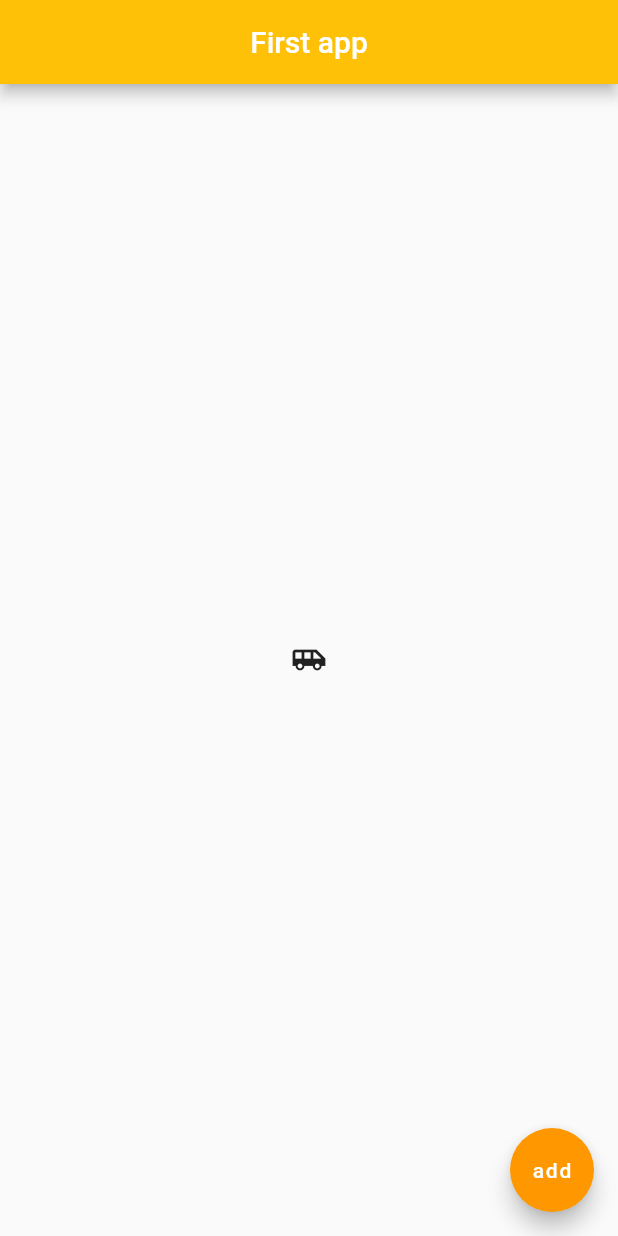
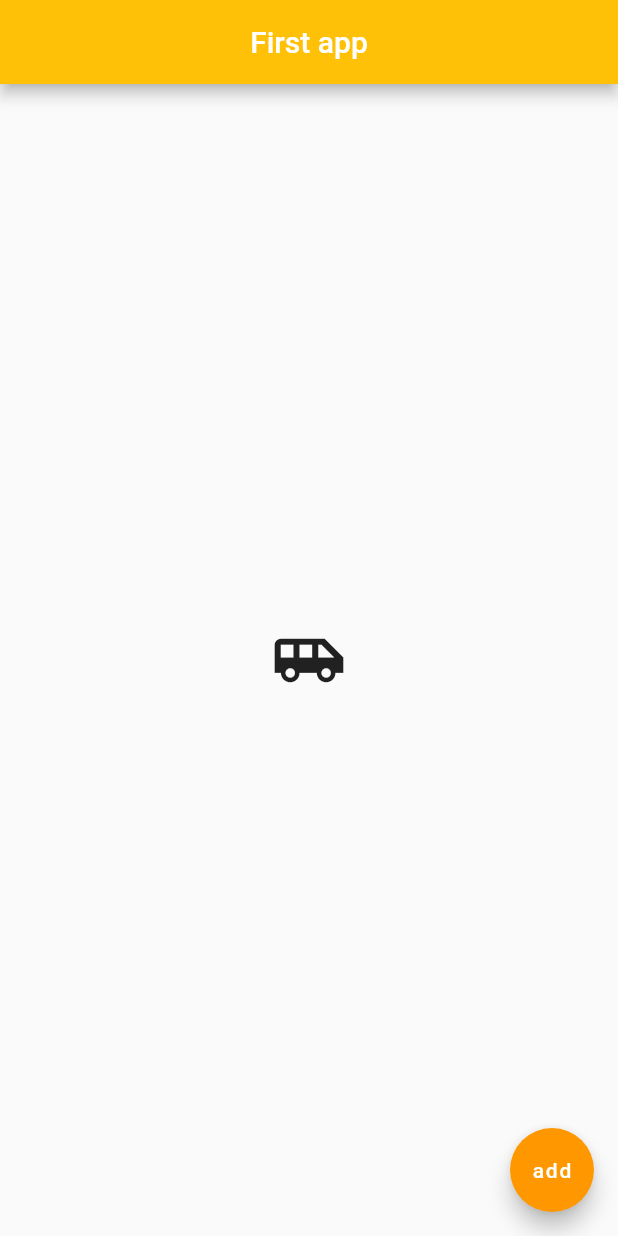
Before and after one commit to tejas-2232/Flutter-GOD, a Flutter app: the screen it shows after launch, on a phone screen of 412 x 824 dp. Run offline on Flutter 3.47's test engine with Material 2 defaults, Android fonts, the phone set to English and light mode, and no system bars.

Commit message:
set size of icon

```diff
--- a/lib/main.dart
+++ b/lib/main.dart
@@ -12,7 +12,7 @@ class Home extends StatelessWidget {
         backgroundColor: Colors.amber,
       ),
       body: Center(
-        child: Icon(Icons.airport_shuttle),
+        child: Icon(Icons.airport_shuttle, size: 50.0),
       ),
       floatingActionButton: FloatingActionButton(
         onPressed: () {},
```
